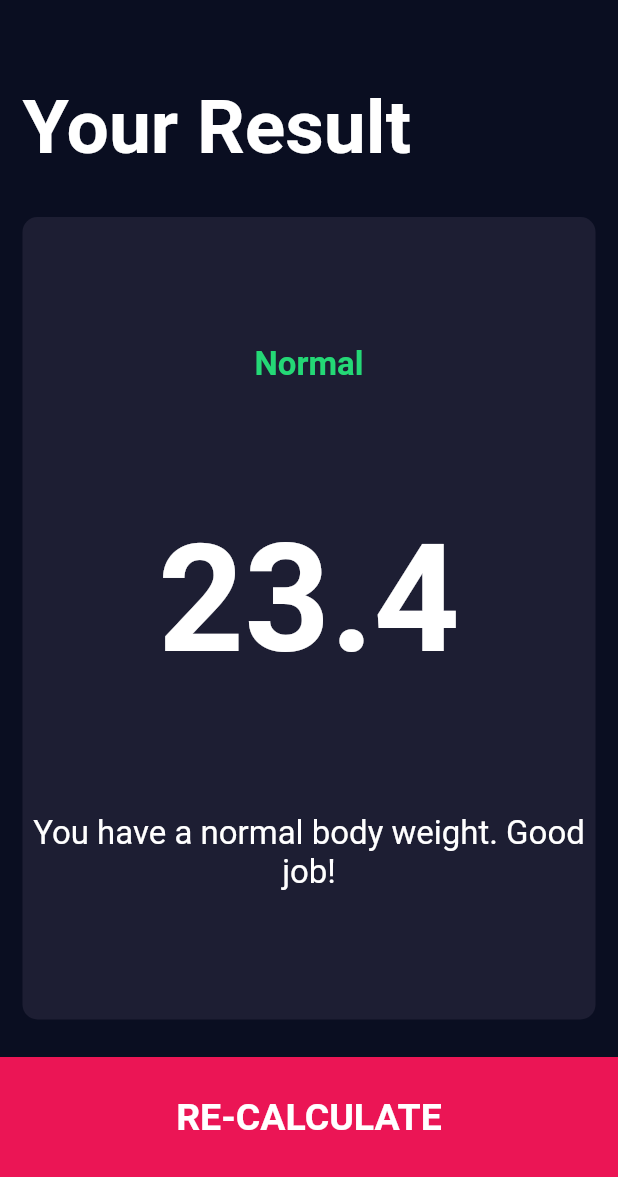
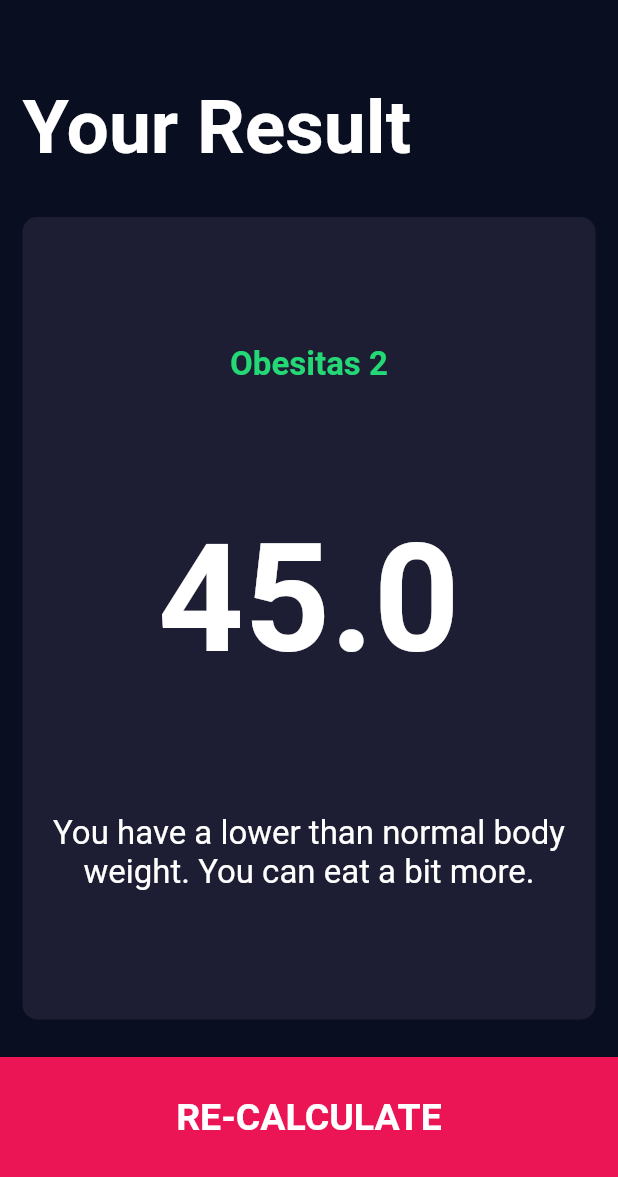
Before and after one commit to ratihfriska/weight_calculator, a Flutter app: the screen it shows after launch, after a tap on "CALCULATE", on a phone screen of 412 x 824 dp, the part 59-1236 px from its top. Run offline on Flutter 3.47's test engine with Material 2 defaults, Android fonts, the light colour scheme and no system bars; our stand-ins replace font_awesome_flutter.

Commit message:
weight_calculator

```diff
--- a/lib/calculator.dart
+++ b/lib/calculator.dart
@@ -3,33 +3,39 @@ import 'constants.dart';
 
 class Calculator {
   Calculator(
-      {required this.height, required this.weight, required this.gender});
+      {required this.height, required this.age, required this.gender});
 
   final int height;
-  final int weight;
+  final int age;
   final Gender gender;
 
   double _bmi = 0.0;
 
   String calculateBMI() {
-    _bmi = weight / pow(height / 100, 2);
+    _bmi = (height-100) - ((height-100) * 10/100);
     return _bmi.toStringAsFixed(1);
   }
 
   String getResult() {
-    if (_bmi >= 25) {
-      return 'Overweight';
-    } else if (_bmi >= 18.5) {
-      return 'Normal';
+    if (_bmi <= 18.5) {
+      return 'Under Bobot';
+    } else if (_bmi >= 18.5 && _bmi <= 23) {
+      return 'Sehat dekkk';
+    } else if (_bmi >= 23 && _bmi <= 25) {
+      return 'Over Bobot';
+    } else if (_bmi >= 25 && _bmi <= 30) {
+      return 'Obesitas 1';
     } else {
-      return 'Underweight';
+      return 'Obesitas 2';
     }
   }
 
   String getInterpretation() {
-    if (_bmi >= 25) {
+    if (_bmi >= 23 && _bmi <= 25) {
       return 'You have a higher than normal body weight. Try to exercise more.';
-    } else if (_bmi >= 18.5) {
+    } else if (_bmi >= 18.5 && _bmi <= 23) {
+      return 'You have a normal body weight. Good job!';
+    } else if (_bmi <= 18.5) {
       return 'You have a normal body weight. Good job!';
     } else {
       return 'You have a lower than normal body weight. You can eat a bit more.';
--- a/lib/screens/input_page.dart
+++ b/lib/screens/input_page.dart
@@ -17,15 +17,15 @@ class InputPage extends StatefulWidget {
 
 class _InputPageState extends State<InputPage> {
   Gender selectedGender = Gender.male;
-  int height = 160;
-  int weight = 60;
-  // int age = 20;
+  int height = 150;
+  //int weight = 60;
+  int age = 20;
 
   @override
   Widget build(BuildContext context) {
     return Scaffold(
       appBar: AppBar(
-        title: const Text('BMI CALCULATOR'),
+        title: const Text('IDEAL WEIGHT CALCULATOR'),
       ),
       body: Column(
         crossAxisAlignment: CrossAxisAlignment.stretch,
@@ -106,7 +106,7 @@ class _InputPageState extends State<InputPage> {
                     ),
                     child: Slider(
                       value: height.toDouble(),
-                      min: 120.0,
+                      min: 100.0,
                       max: 220.0,
                       onChanged: (double value) {
                         setState(() {
@@ -129,11 +129,11 @@ class _InputPageState extends State<InputPage> {
                       mainAxisAlignment: MainAxisAlignment.center,
                       children: [
                         const Text(
-                          'WEIGHT',
+                          'AGE',
                           style: labelTextStyle,
                         ),
                         Text(
-                          weight.toString(),
+                          age.toString(),
                           style: numberTextStyle,
                         ),
                         Row(
@@ -143,8 +143,8 @@ class _InputPageState extends State<InputPage> {
                               icon: FontAwesomeIcons.minus,
                               onPressed: () {
                                 setState(() {
-                                  if (weight >= 30) {
-                                    weight--;
+                                  if (age >= 1) {
+                                    age--;
                                   }
                                 });
                               },
@@ -156,7 +156,7 @@ class _InputPageState extends State<InputPage> {
                               icon: FontAwesomeIcons.plus,
                               onPressed: () {
                                 setState(() {
-                                  weight++;
+                                  age++;
                                 });
                               },
                             ),
@@ -173,7 +173,7 @@ class _InputPageState extends State<InputPage> {
             buttonTitle: 'CALCULATE',
             onTap: () {
               Calculator cal = Calculator(
-                  height: height, weight: weight, gender: selectedGender);
+                  height: height, age: age, gender: selectedGender);
               String bmi = cal.calculateBMI();
               String result = cal.getResult();
               String information = cal.getInterpretation();
```
